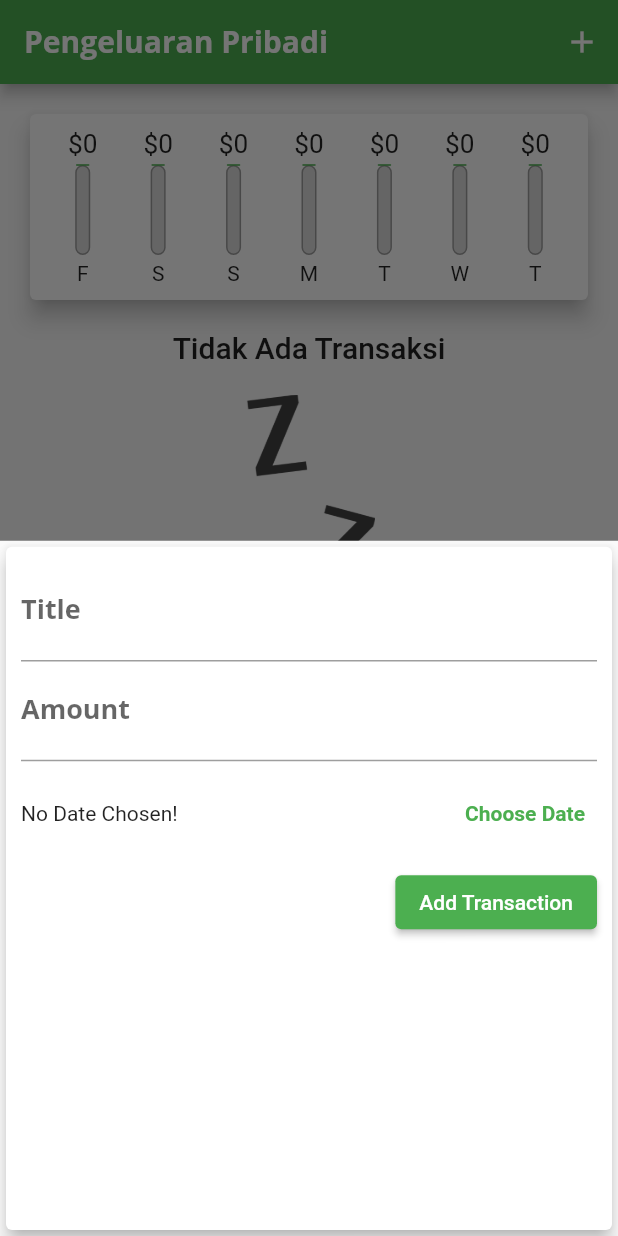
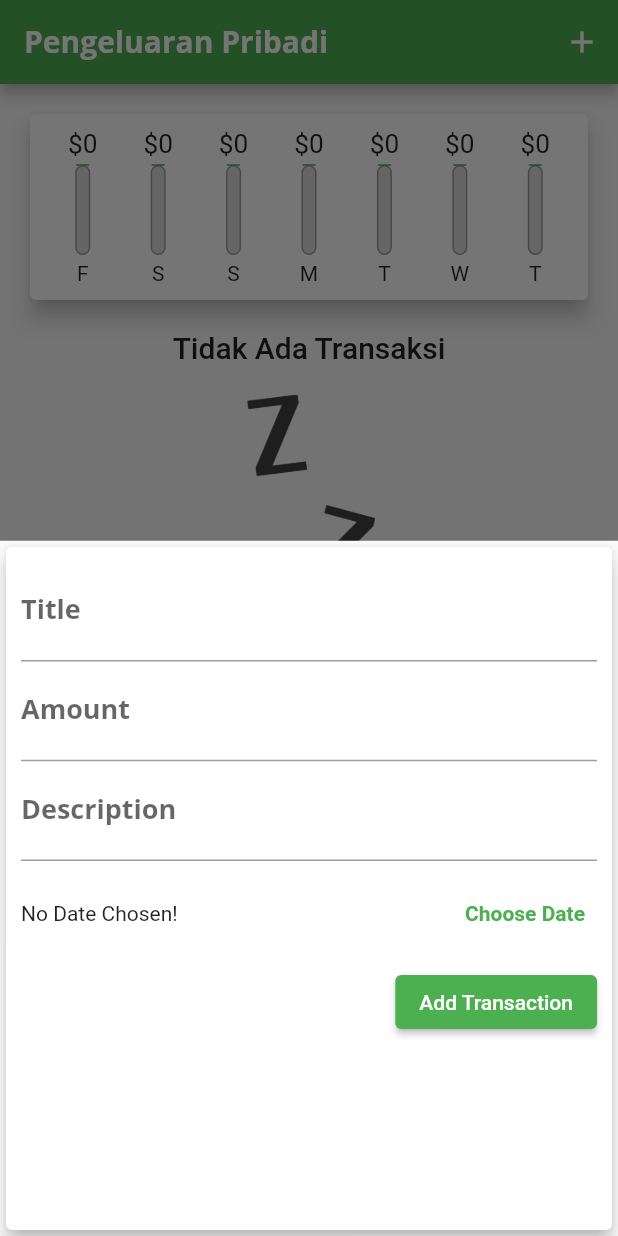
Before and after one commit to itsme-v07/Personal-Expense, a Flutter app: the screen it shows after launch, after a tap on the "add" icon, on a phone screen of 412 x 824 dp. Run offline on Flutter 3.47's test engine with Material 2 defaults, Android fonts, the phone set to English and light mode, and no system bars.

Commit message:
add description

```diff
--- a/lib/models/transaction.dart
+++ b/lib/models/transaction.dart
@@ -5,11 +5,13 @@ class Transaction {
   final String title;
   final double amount;
   final DateTime date;
+  final String desc;
 
   Transaction({
     required this.id,
     required this.title,
     required this.amount,
     required this.date,
+    required this.desc,
   });
 }
--- a/lib/widgets/new_transaction.dart
+++ b/lib/widgets/new_transaction.dart
@@ -13,6 +13,7 @@ class NewTransaction extends StatefulWidget {
 class _NewTransactionState extends State<NewTransaction> {
   final _titleController = TextEditingController();
   final _amountController = TextEditingController();
+  final _descController = TextEditingController();
   DateTime? _selectedDate;
 
   void _kntl() {
@@ -20,6 +21,7 @@ class _NewTransactionState extends State<NewTransaction> {
       return;
     }
     final enteredTitle = _titleController.text;
+    final enteredDesc = _descController.text;
     final enteredAmount = double.parse(_amountController.text);
 
     if (enteredTitle.isEmpty || enteredAmount <= 0 || _selectedDate == null) {
@@ -29,6 +31,7 @@ class _NewTransactionState extends State<NewTransaction> {
     widget.addTx(
       enteredTitle,
       enteredAmount,
+      enteredDesc,
       _selectedDate,
     );
 
@@ -54,7 +57,9 @@ class _NewTransactionState extends State<NewTransaction> {
 
   @override
   Widget build(BuildContext context) {
-    return Card(
+    return Expanded(
+      flex: 3,
+      child: Card(
         elevation: 5,
         child: Container(
           padding: EdgeInsets.all(10),
@@ -73,6 +78,12 @@ class _NewTransactionState extends State<NewTransaction> {
                 decoration: InputDecoration(labelText: 'Amount'),
                 controller: _amountController,
                 keyboardType: TextInputType.number,
+                onSubmitted: (_) => _kntl(),
+                // onChanged: (val) => amountInput = val,
+              ),
+              TextField(
+                decoration: InputDecoration(labelText: 'Description'),
+                controller: _descController,
                 onSubmitted: (_) => _kntl(),
                 // onChanged: (val) => amountInput = val,
               ),
@@ -106,6 +117,7 @@ class _NewTransactionState extends State<NewTransaction> {
             ],
           ),
         ),
+      ),
     );
   }
 }
```
Also changed, not shown: lib/main.dart (+6 -1 lines), 3 other files. Lines whose indentation alone changed are shown as unchanged.
